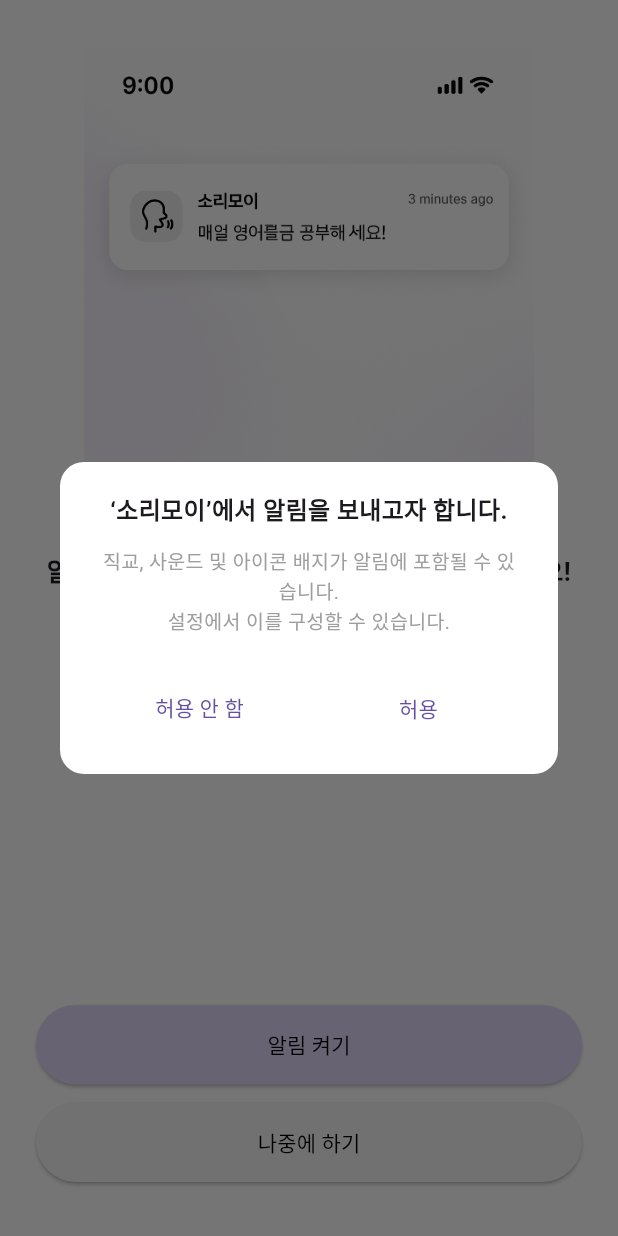
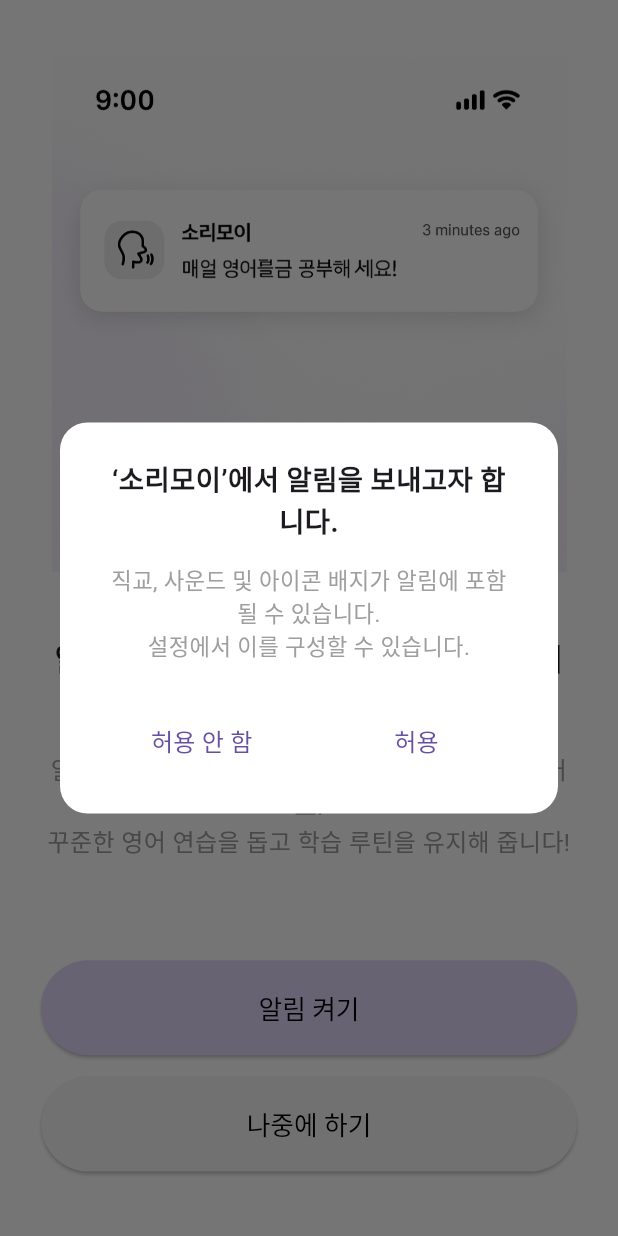
Before and after one commit to fufckddl/Sorimoi, a Flutter app: the NotificationScreen screen opened by its route, after a tap on "알림 켜기", on a phone screen of 412 x 824 dp. Run offline on Flutter 3.47's test engine with Material 3 defaults, Android fonts, the light colour scheme and no system bars; our stand-ins replace audioplayers, flutter_screenutil, google_fonts, shared_preferences, table_calendar; missing offline and left inert: kakao_flutter_sdk_common, kakao_flutter_sdk_user, mysql1, mysql_client, record; accounts and stored records are empty; Roboto replaces fonts that are missing (NotoSansKR).

```diff
--- a/lib/notify/notification_screen.dart
+++ b/lib/notify/notification_screen.dart
@@ -1,58 +1,58 @@
 import 'package:flutter/material.dart';
+import 'package:flutter_screenutil/flutter_screenutil.dart'; // ✅ 추가
 
 class NotificationScreen extends StatelessWidget {
   const NotificationScreen({Key? key}) : super(key: key);
+
   // 🔔 알림 허용 다이얼로그
   Future<void> _showPermissionDialog(BuildContext context) async {
     await showDialog(
       context: context,
       builder: (ctx) => AlertDialog(
         backgroundColor: Colors.white,
-        shape: RoundedRectangleBorder(borderRadius: BorderRadius.circular(16)),
-        contentPadding: const EdgeInsets.symmetric(horizontal: 24, vertical: 20),
+        shape: RoundedRectangleBorder(borderRadius: BorderRadius.circular(16.r)),
+        contentPadding: EdgeInsets.symmetric(horizontal: 24.w, vertical: 20.h),
         content: Column(
           mainAxisSize: MainAxisSize.min,
           children: [
-            const Text(
+            Text(
               '‘소리모이’에서 알림을 보내고자 합니다.',
-              style: TextStyle(fontWeight: FontWeight.bold, fontSize: 16),
+              style: TextStyle(fontWeight: FontWeight.bold, fontSize: 16.sp),
               textAlign: TextAlign.center,
             ),
-            const SizedBox(height: 12),
-            const Text(
+            SizedBox(height: 12.h),
+            Text(
               '직교, 사운드 및 아이콘 배지가 알림에 포함될 수 있습니다.\n'
                   '설정에서 이를 구성할 수 있습니다.',
-              style: TextStyle(color: Colors.grey, fontSize: 13),
+              style: TextStyle(color: Colors.grey, fontSize: 13.sp),
               textAlign: TextAlign.center,
             ),
-            const SizedBox(height: 24),
+            SizedBox(height: 24.h),
             Row(
               children: [
                 Expanded(
                   child: TextButton(
                     onPressed: () {
-                      // 팝업 닫고 홈으로
                       Navigator.of(ctx).pop();
                       Navigator.of(ctx).pushNamedAndRemoveUntil(
                         '/home',
                             (route) => false,
                       );
                     },
-                    child: const Text('허용 안 함'),
+                    child: Text('허용 안 함', style: TextStyle(fontSize: 14.sp)),
                   ),
                 ),
-                const SizedBox(width: 8),
+                SizedBox(width: 8.w),
                 Expanded(
                   child: TextButton(
                     onPressed: () async {
-                      // (원한다면) 여기에 알림 허용 상태 저장 예: prefs.setBool('notifAllowed', true);
                       Navigator.of(ctx).pop();
                       Navigator.of(ctx).pushNamedAndRemoveUntil(
                         '/home',
                             (route) => false,
                       );
                     },
-                    child: const Text('허용'),
+                    child: Text('허용', style: TextStyle(fontSize: 14.sp)),
                   ),
                 ),
               ],
@@ -66,7 +66,6 @@ class NotificationScreen extends StatelessWidget {
   // 📱 알림 UI 화면
   @override
   Widget build(BuildContext context) {
-    // arguments 로 전달된 userId (필요 없으면 지워도 됩니다)
     final args = ModalRoute.of(context)!.settings.arguments;
     final int userId = args is int ? args : 0;
 
@@ -74,30 +73,29 @@ class NotificationScreen extends StatelessWidget {
       backgroundColor: Colors.white,
       body: SafeArea(
         child: Padding(
-          padding: const EdgeInsets.symmetric(horizontal: 24, vertical: 16),
+          padding: EdgeInsets.symmetric(horizontal: 24.w, vertical: 16.h),
           child: Column(
             crossAxisAlignment: CrossAxisAlignment.stretch,
             children: [
-              const SizedBox(height: 16),
+              SizedBox(height: 16.h),
               Center(
                 child: Image.asset(
                   'assets/notification_sample.png',
-                  width: 300,
+                  width: 300.w,
                 ),
               ),
-              const SizedBox(height: 36),
-              const Text(
+              SizedBox(height: 36.h),
+              Text(
                 '알림을 켜고 매일 꾸준히 영어 학습을 이어가세요!',
                 textAlign: TextAlign.center,
-                style: TextStyle(fontSize: 17, fontWeight: FontWeight.bold),
+                style: TextStyle(fontSize: 17.sp, fontWeight: FontWeight.bold),
               ),
-              const SizedBox(height: 16),
-              const Text(
+              SizedBox(height: 16.h),
+              Text(
                 '알림을 설정하면 중요한 학습 알림만 받아볼 수 있어요.\n'
                     '꾸준한 영어 연습을 돕고 학습 루틴을 유지해 줍니다!',
                 textAlign: TextAlign.center,
-
-                style: TextStyle(color: Colors.grey, fontSize: 14),
+                style: TextStyle(color: Colors.grey, fontSize: 14.sp),
               ),
               const Spacer(),
               ElevatedButton(
@@ -105,14 +103,14 @@ class NotificationScreen extends StatelessWidget {
                 style: ElevatedButton.styleFrom(
                   backgroundColor: const Color(0xFFE3D7FB),
                   foregroundColor: Colors.black,
-                  padding: const EdgeInsets.symmetric(vertical: 16),
+                  padding: EdgeInsets.symmetric(vertical: 16.h),
+                  textStyle: TextStyle(fontSize: 15.sp),
                 ),
                 child: const Text('알림 켜기'),
               ),
-              const SizedBox(height: 12),
+              SizedBox(height: 12.h),
               ElevatedButton(
                 onPressed: () {
-                  // 다이얼로그 없이 바로 홈으로
                   Navigator.of(context).pushNamedAndRemoveUntil(
                     '/home',
                         (route) => false,
@@ -121,11 +119,12 @@ class NotificationScreen extends StatelessWidget {
                 style: ElevatedButton.styleFrom(
                   backgroundColor: const Color(0xFFF6F6F6),
                   foregroundColor: Colors.black,
-                  padding: const EdgeInsets.symmetric(vertical: 16),
+                  padding: EdgeInsets.symmetric(vertical: 16.h),
+                  textStyle: TextStyle(fontSize: 15.sp),
                 ),
                 child: const Text('나중에 하기'),
               ),
-              const SizedBox(height: 20),
+              SizedBox(height: 20.h),
             ],
           ),
         ),
--- a/pubspec.yaml
+++ b/pubspec.yaml
@@ -30,6 +30,7 @@ environment:
 dependencies:
   flutter:
     sdk: flutter
+  flutter_screenutil: ^5.9.0
   sqflite: ^2.2.8
   mysql_client: ^0.0.27
   http: ^0.13.5
```
Also changed, not shown: pubspec.lock.
